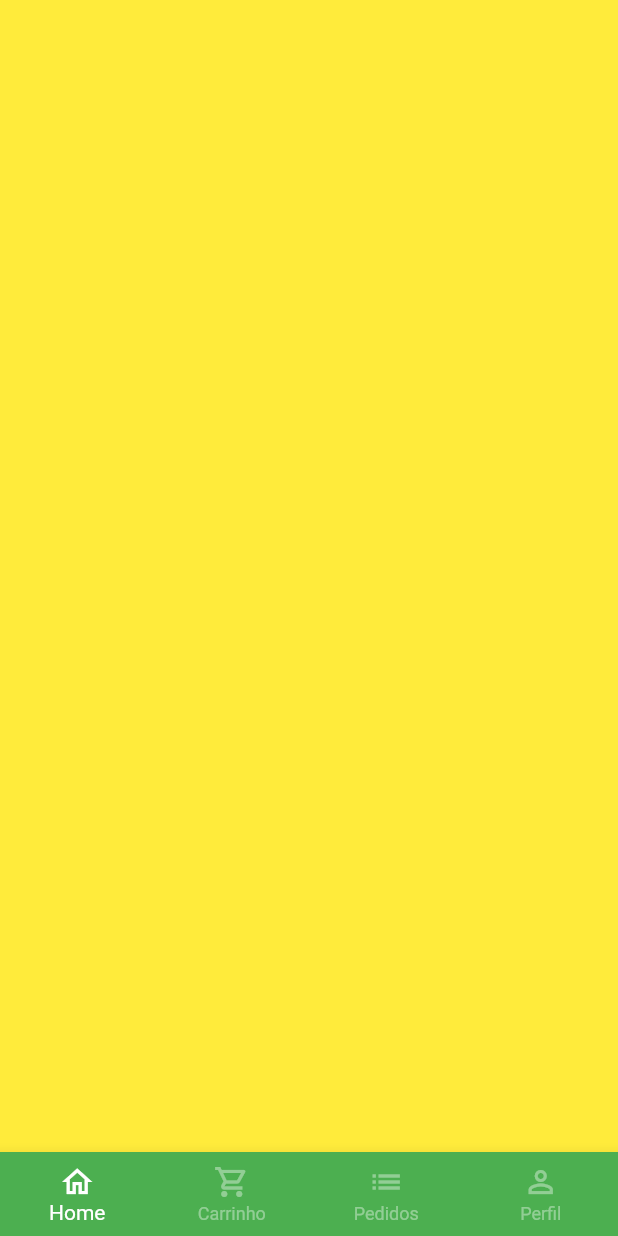
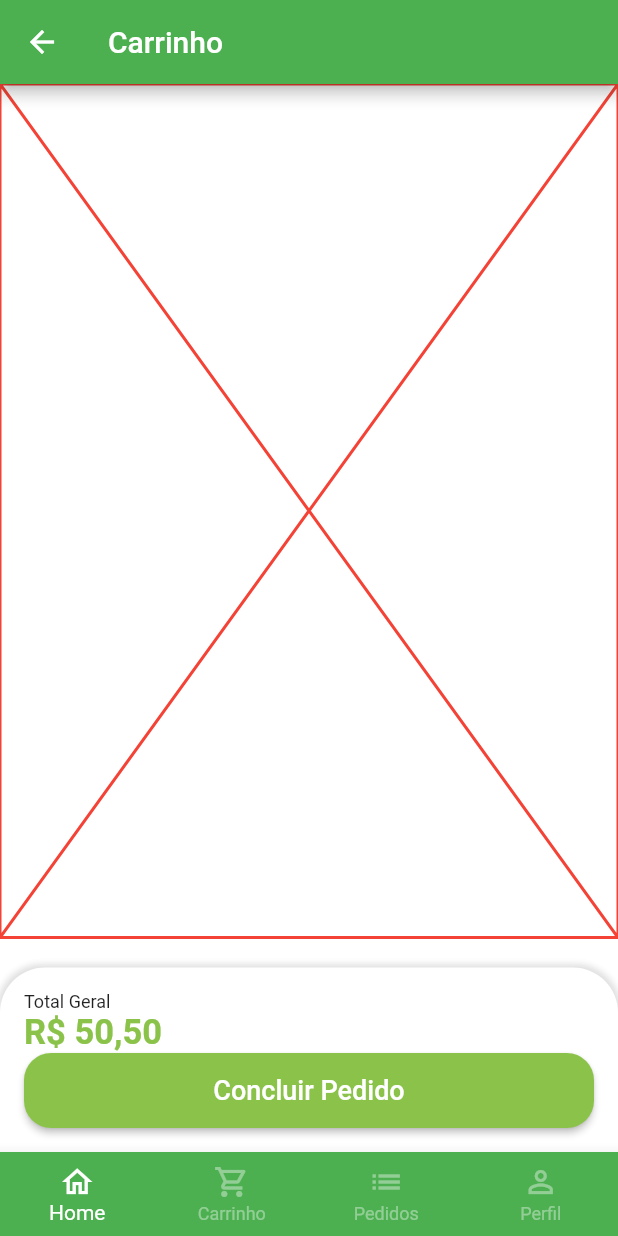
Before and after one commit to IagoAntunes/quitandavirtual, a Flutter app: the BaseScreen screen opened directly, swiped to page 2, on a phone screen of 412 x 824 dp. Run offline on Flutter 3.47's test engine with Material 2 defaults, Android fonts, the phone set to English and light mode, and no system bars; our stand-ins replace animated_text_kit, badges, mask_text_input_formatter.

Commit message:
Cart Page

```diff
--- a/lib/src/pages/base/base_screen.dart
+++ b/lib/src/pages/base/base_screen.dart
@@ -1,4 +1,5 @@
 import 'package:flutter/material.dart';
+import 'package:quitandavirtual/src/pages/cart/cart_tab.dart';
 import 'package:quitandavirtual/src/pages/home/home_tab.dart';
 
 class BaseScreen extends StatefulWidget {
@@ -20,9 +21,7 @@ class _BaseScreenState extends State<BaseScreen> {
         controller: pageController,
         children: [
           const HomeTab(),
-          Container(
-            color: Colors.yellow,
-          ),
+          CartTab(),
           Container(
             color: Colors.blue,
           ),
--- /dev/null
+++ b/lib/src/pages/cart/cart_tab.dart
@@ -0,0 +1,64 @@
+import 'package:flutter/material.dart';
+import 'package:quitandavirtual/src/config/custom_colors.dart';
+import 'package:quitandavirtual/src/services/utils_services.dart';
+
+class CartTab extends StatelessWidget {
+  CartTab({super.key});
+
+  final UtilsServices utilsServices = UtilsServices();
+
+  @override
+  Widget build(BuildContext context) {
+    return Scaffold(
+      appBar: AppBar(title: const Text('Carrinho')),
+      body: Column(children: [
+        Expanded(
+            child: Placeholder(
+          color: Colors.red,
+        )),
+        SizedBox(
+          height: 20,
+        ),
+        Container(
+          padding: const EdgeInsets.all(16),
+          decoration: BoxDecoration(
+            color: Colors.white,
+            borderRadius: const BorderRadius.vertical(top: Radius.circular(30)),
+            boxShadow: [
+              BoxShadow(
+                  color: Colors.grey.shade300, blurRadius: 3, spreadRadius: 2)
+            ],
+          ),
+          child:
+              Column(crossAxisAlignment: CrossAxisAlignment.stretch, children: [
+            Text(
+              'Total Geral',
+              style: TextStyle(fontSize: 12),
+            ),
+            Text(
+              utilsServices.priceTocurrency(50.5),
+              style: TextStyle(
+                  fontSize: 23,
+                  color: CustomColors.customSwatchColor,
+                  fontWeight: FontWeight.bold),
+            ),
+            SizedBox(
+              height: 50,
+              child: ElevatedButton(
+                onPressed: () {},
+                style: ElevatedButton.styleFrom(
+                    backgroundColor: CustomColors.customSwatchColor,
+                    shape: RoundedRectangleBorder(
+                        borderRadius: BorderRadius.circular(18))),
+                child: const Text(
+                  'Concluir Pedido',
+                  style: TextStyle(fontSize: 18),
+                ),
+              ),
+            )
+          ]),
+        )
+      ]),
+    );
+  }
+}
```
